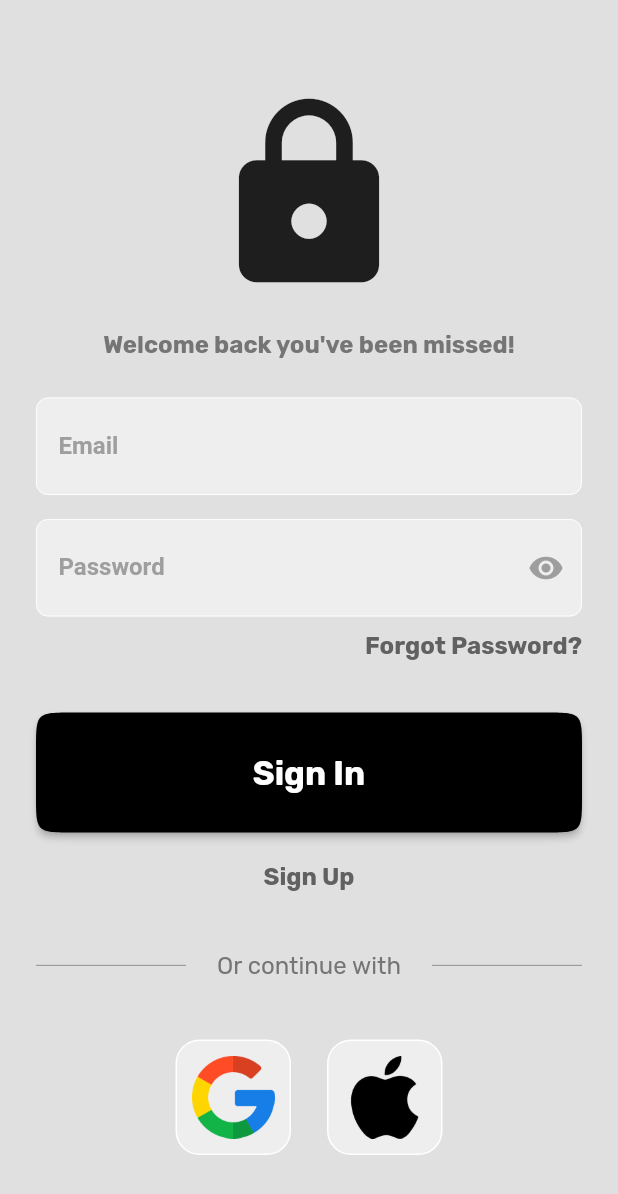
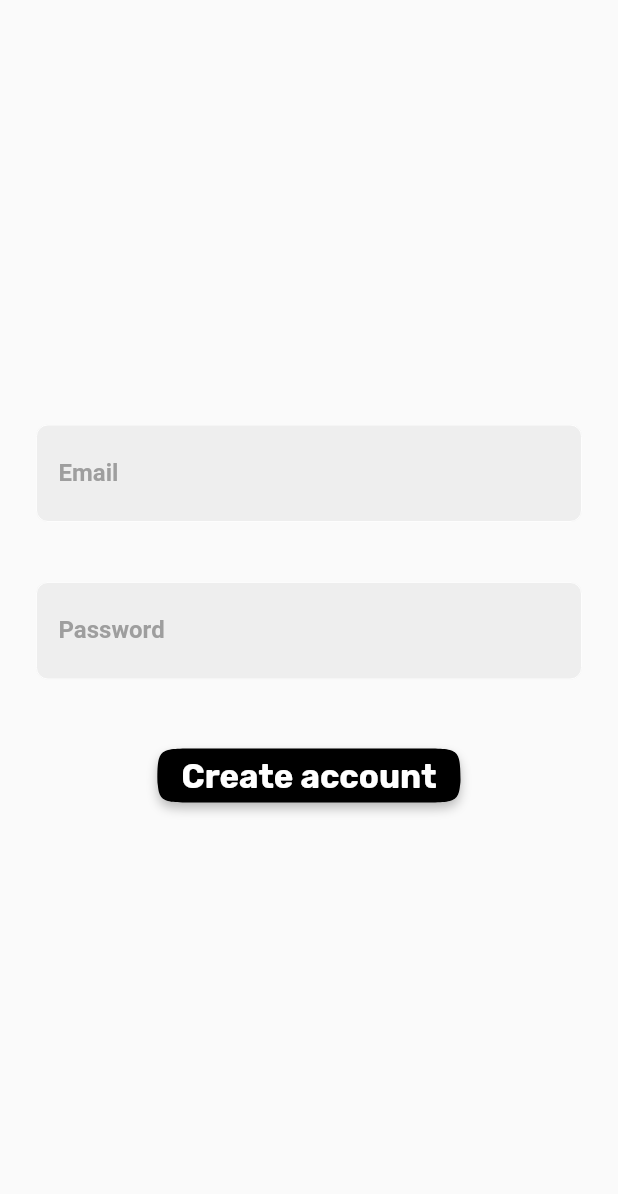
Before and after one commit to Franciscof11/Firebase_Auth_Boilerplate, a Flutter app: the screen it shows after launch, after a tap on "Sign Up", on a phone screen of 412 x 824 dp. Shown: the top 1194 px of the screen. Run offline on Flutter 3.47's test engine with Material 2 defaults, Android fonts, the phone set to English and light mode, and no system bars; our stand-ins replace device_preview, firebase_auth, firebase_core, google_fonts; accounts and stored records are empty.

Commit message:
feat : sign up firebase

```diff
--- a/lib/controller/sign_in.dart
+++ b/lib/controller/sign_in.dart
@@ -17,7 +17,7 @@ void signIn({
     ),
   );
   try {
-    final credential = await FirebaseAuth.instance.signInWithEmailAndPassword(
+    await FirebaseAuth.instance.signInWithEmailAndPassword(
       email: email,
       password: password,
     );
--- a/lib/view/pages/sign_in_page.dart
+++ b/lib/view/pages/sign_in_page.dart
@@ -1,3 +1,4 @@
+import 'package:auth_boilerplate/view/pages/sign_up_page.dart';
 import 'package:flutter/material.dart';
 import 'package:google_fonts/google_fonts.dart';
 
@@ -90,7 +91,12 @@ class _SignInPageState extends State<SignInPage> {
                 ),
                 const SizedBox(height: 20),
                 GestureDetector(
-                  onTap: () {},
+                  onTap: () => Navigator.push(
+                    context,
+                    MaterialPageRoute(
+                      builder: (context) => const SignUpPage(),
+                    ),
+                  ),
                   child: Text(
                     "Sign Up",
                     style: GoogleFonts.rubik(
--- /dev/null
+++ b/lib/view/pages/sign_up_page.dart
@@ -0,0 +1,65 @@
+import 'package:auth_boilerplate/view/widgets/custom_text_field.dart';
+import 'package:flutter/material.dart';
+import 'package:google_fonts/google_fonts.dart';
+
+import '../../controller/create_user.dart';
+
+class SignUpPage extends StatefulWidget {
+  const SignUpPage({super.key});
+
+  @override
+  State<SignUpPage> createState() => _SignUpPageState();
+}
+
+class _SignUpPageState extends State<SignUpPage> {
+  final formKey = GlobalKey<FormState>();
+  final emailSignUpController = TextEditingController();
+  final passwordSignUpController = TextEditingController();
+
+  @override
+  Widget build(BuildContext context) {
+    return Scaffold(
+      body: Form(
+        key: formKey,
+        child: Padding(
+          padding: const EdgeInsets.symmetric(horizontal: 24),
+          child: Column(
+            mainAxisAlignment: MainAxisAlignment.center,
+            children: [
+              CustomTextField(
+                  label: 'Email', controller: emailSignUpController),
+              const SizedBox(height: 40),
+              CustomTextField(
+                  label: 'Password', controller: passwordSignUpController),
+              const SizedBox(height: 40),
+              ElevatedButton(
+                onPressed: () {
+                  formKey.currentState?.validate();
+
+                  createUser(
+                    email: emailSignUpController.text,
+                    password: passwordSignUpController.text,
+                    context: context,
+                  );
+                },
+                style: ElevatedButton.styleFrom(
+                  backgroundColor: Colors.black,
+                  shape: ContinuousRectangleBorder(
+                    borderRadius: BorderRadius.circular(25),
+                  ),
+                ),
+                child: Text(
+                  'Create account',
+                  style: GoogleFonts.rubik(
+                    fontSize: 22,
+                    fontWeight: FontWeight.bold,
+                  ),
+                ),
+              ),
+            ],
+          ),
+        ),
+      ),
+    );
+  }
+}
```
Also changed, not shown: lib/controller/create_user.dart (added, +31 -0 lines), lib/view/pages/home_page.dart (+7 -1 lines).
